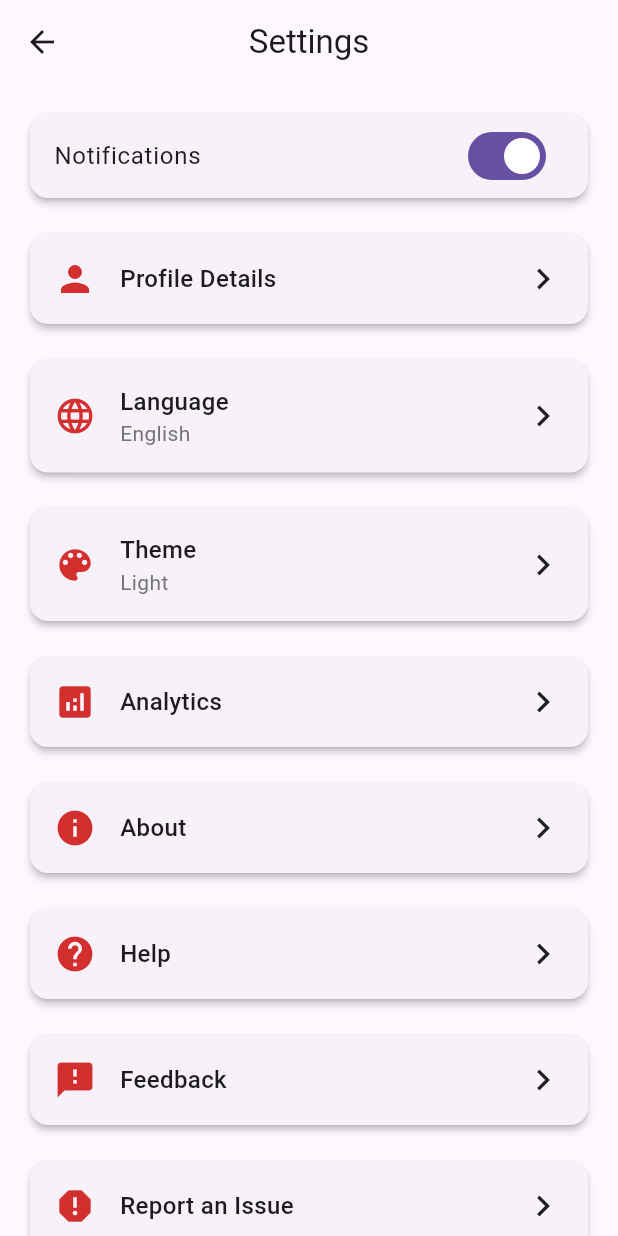
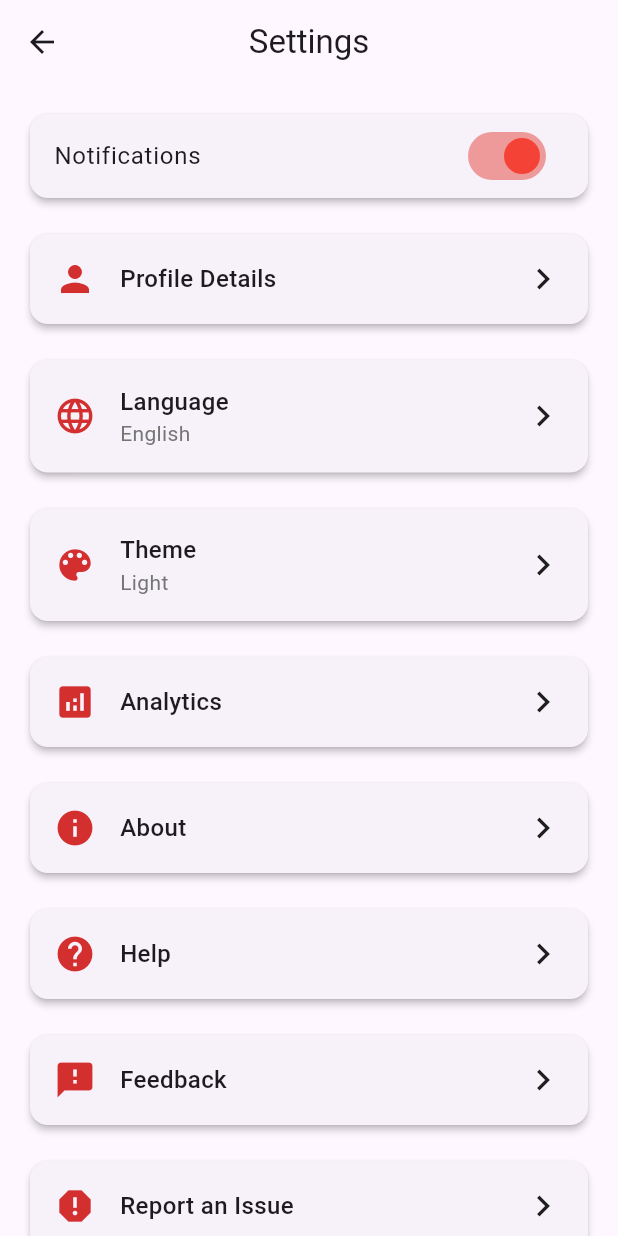
Before and after one commit to iamkonnect/FuelChecker, a Flutter app: the SettingsScreen screen opened by its route, on a phone screen of 412 x 824 dp. Run offline on Flutter 3.47's test engine with Material 3 defaults, Android fonts, the phone set to English and light mode, and no system bars; our stand-ins replace email_validator, fl_chart, flutter_map, flutter_rating_bar, geolocator, google_maps_flutter and 1 more; missing offline and left inert: mailer.

Commit message:
feat:toggle background color changed

```diff
--- a/lib/screens/settings_screen.dart
+++ b/lib/screens/settings_screen.dart
@@ -161,6 +161,9 @@ class _SettingsScreenState extends State<SettingsScreen> {
                   onChanged: (bool value) {
                     // Implement notification toggle functionality
                   },
+                  activeColor: Colors.red, // Toggle circle color when ON
+                  activeTrackColor: Colors
+                      .red.shade200, // Background color of the toggle track
                 ),
               ),
               const SizedBox(height: 16),
```
